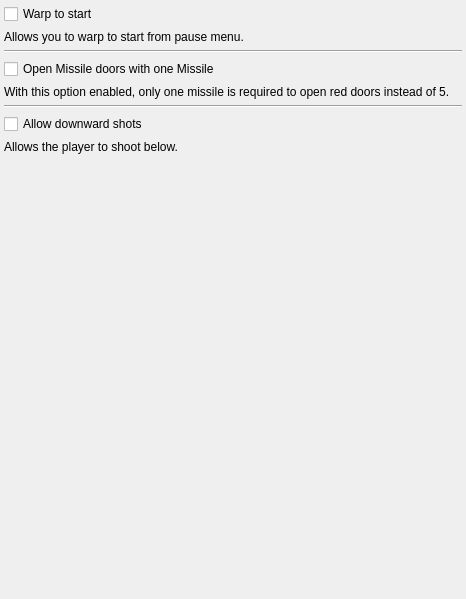
Qt form randovania/games/planets_zebeth/gui/ui_files/preset_planets_zebeth_patches.ui (randovania/randovania) before a commit.
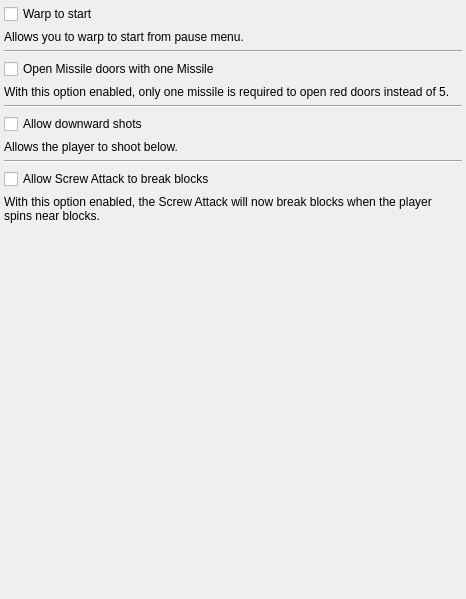
The same form after that commit.

Commit message: Planets (Zebeth): Implemented Breakable Blocks with Screw Attack option

The edit to the form file:
```diff
--- a/randovania/games/planets_zebeth/gui/ui_files/preset_planets_zebeth_patches.ui
+++ b/randovania/games/planets_zebeth/gui/ui_files/preset_planets_zebeth_patches.ui
@@ -110,6 +110,30 @@
       </property>
      </widget>
     </item>
+    <item>
+     <widget class="Line" name="allow_screw_attack_to_break_blocks_line">
+      <property name="orientation">
+       <enum>Qt::Orientation::Horizontal</enum>
+      </property>
+     </widget>
+    </item>
+    <item>
+     <widget class="QCheckBox" name="allow_screw_attack_to_break_blocks_check">
+      <property name="text">
+       <string>Allow Screw Attack to break blocks</string>
+      </property>
+     </widget>
+    </item>
+    <item>
+     <widget class="QLabel" name="allow_screw_attack_to_break_blocks_label">
+      <property name="text">
+       <string>With this option enabled, the Screw Attack will now break blocks when the player spins near blocks.</string>
+      </property>
+      <property name="wordWrap">
+       <bool>true</bool>
+      </property>
+     </widget>
+    </item>
     <item>
      <spacer name="verticalSpacer">
       <property name="orientation">
```
The commit also changes 10 other files.
